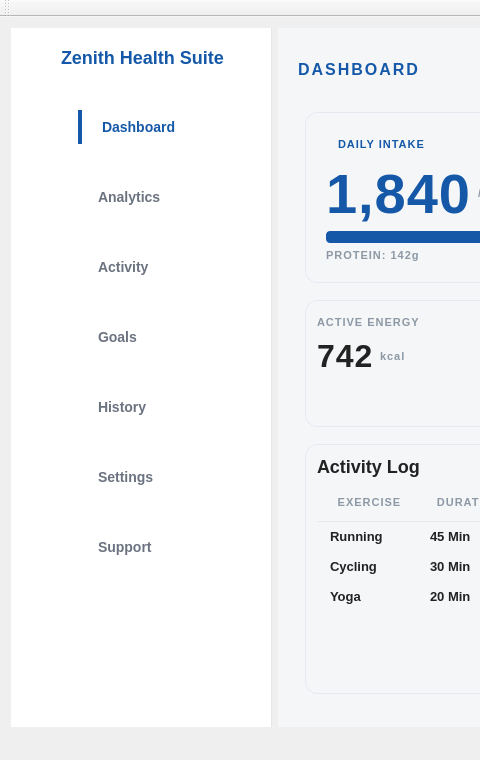
Old version of the form ZenithHealthSuite/DashboardScreen.ui in the repository iharisrao/zenith-health-suite; both pictures show x 0 to 480 and y 0 to 760 of the 1487 by 760 pixel window.
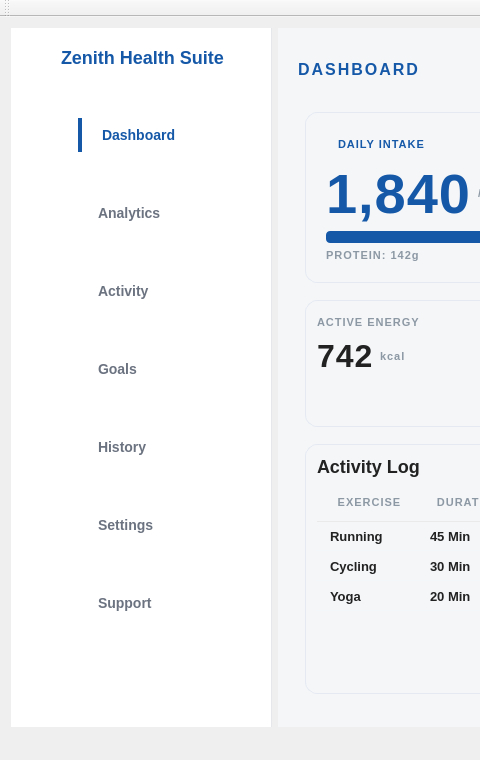
New version of the form. Icons and pictures are not drawn.

```diff
--- a/ZenithHealthSuite/DashboardScreen.ui
+++ b/ZenithHealthSuite/DashboardScreen.ui
@@ -312,7 +312,7 @@
          <x>41</x>
          <y>51</y>
          <width>179</width>
-         <height>521</height>
+         <height>581</height>
         </rect>
        </property>
        <layout class="QVBoxLayout" name="verticalLayout_2">
```
